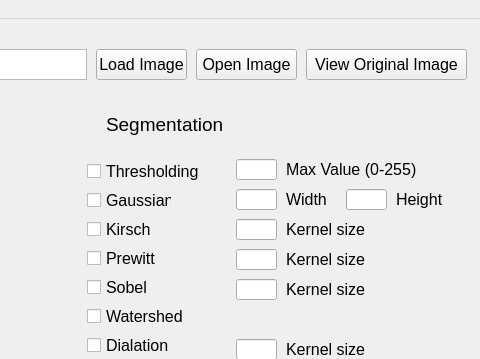
This is ImgProc/mainwindow.ui in polina-golikova/ImageProcessing as Qt 5 draws it before an edit; both pictures show x 244 to 724 and y 0 to 359 of the 724 by 506 pixel window. The edited form follows.
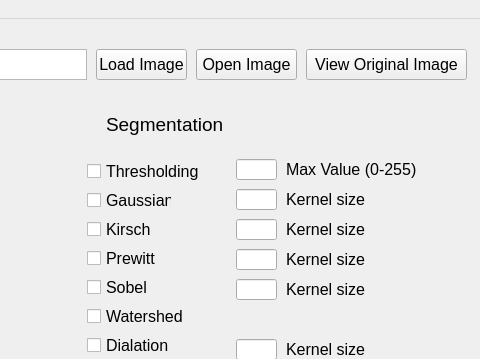
This is the edited form.

Patch:
```diff
--- a/ImgProc/mainwindow.ui
+++ b/ImgProc/mainwindow.ui
@@ -398,57 +398,6 @@
      </font>
     </property>
    </widget>
-   <widget class="QLineEdit" name="gausH">
-    <property name="geometry">
-     <rect>
-      <x>590</x>
-      <y>170</y>
-      <width>41</width>
-      <height>21</height>
-     </rect>
-    </property>
-    <property name="font">
-     <font>
-      <pointsize>12</pointsize>
-     </font>
-    </property>
-   </widget>
-   <widget class="QLabel" name="label_4">
-    <property name="geometry">
-     <rect>
-      <x>530</x>
-      <y>170</y>
-      <width>51</width>
-      <height>21</height>
-     </rect>
-    </property>
-    <property name="font">
-     <font>
-      <pointsize>12</pointsize>
-     </font>
-    </property>
-    <property name="text">
-     <string>Width</string>
-    </property>
-   </widget>
-   <widget class="QLabel" name="label_5">
-    <property name="geometry">
-     <rect>
-      <x>640</x>
-      <y>170</y>
-      <width>51</width>
-      <height>21</height>
-     </rect>
-    </property>
-    <property name="font">
-     <font>
-      <pointsize>12</pointsize>
-     </font>
-    </property>
-    <property name="text">
-     <string>Height</string>
-    </property>
-   </widget>
    <widget class="QLabel" name="label_6">
     <property name="geometry">
      <rect>
@@ -617,6 +566,24 @@
      </font>
     </property>
    </widget>
+   <widget class="QLabel" name="label_11">
+    <property name="geometry">
+     <rect>
+      <x>530</x>
+      <y>170</y>
+      <width>161</width>
+      <height>21</height>
+     </rect>
+    </property>
+    <property name="font">
+     <font>
+      <pointsize>12</pointsize>
+     </font>
+    </property>
+    <property name="text">
+     <string>Kernel size</string>
+    </property>
+   </widget>
   </widget>
   <widget class="QStatusBar" name="statusbar"/>
   <widget class="QMenuBar" name="menubar">
```
Left out of the diff: 2 changed lines with no effect on the pictures.
